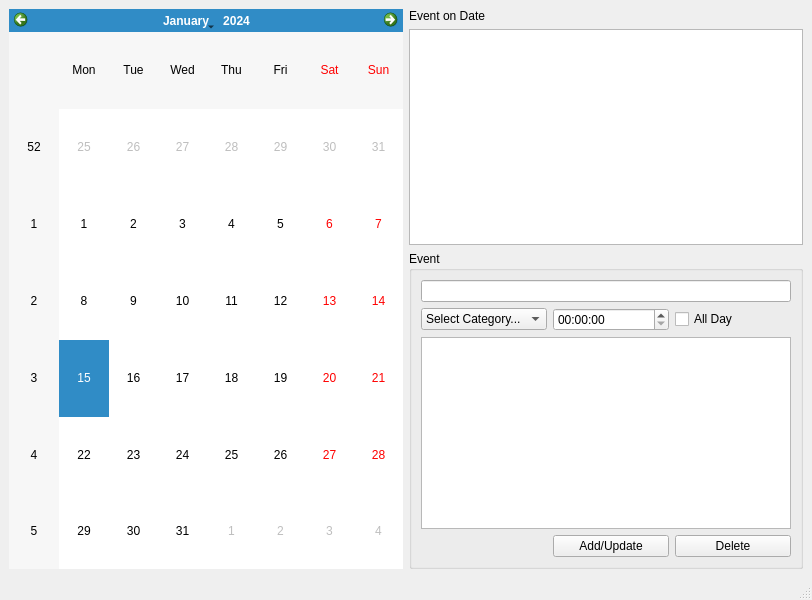
Old version of the form Mastering-GUI-Programming-with-Python/Chapter02/calendar_form.ui in the repository yozhong/pyside2_study.
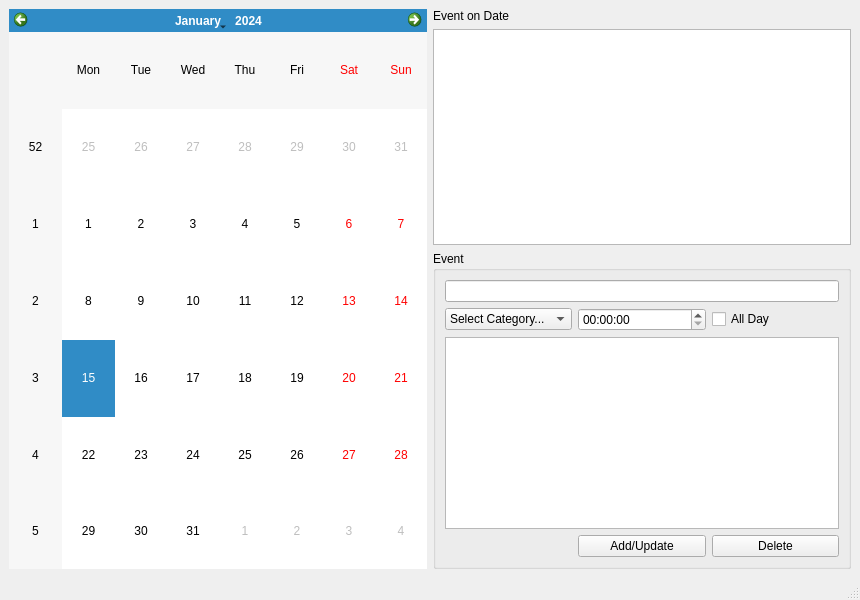
New version of the form.

Commit message: [Chapter02] Building the GUI in Qt designer

```diff
--- a/Mastering-GUI-Programming-with-Python/Chapter02/calendar_form.ui
+++ b/Mastering-GUI-Programming-with-Python/Chapter02/calendar_form.ui
@@ -6,7 +6,7 @@
    <rect>
     <x>0</x>
     <y>0</y>
-    <width>812</width>
+    <width>860</width>
     <height>600</height>
    </rect>
   </property>
```
Left out of the diff: 6 changed lines with no effect on the pictures.
